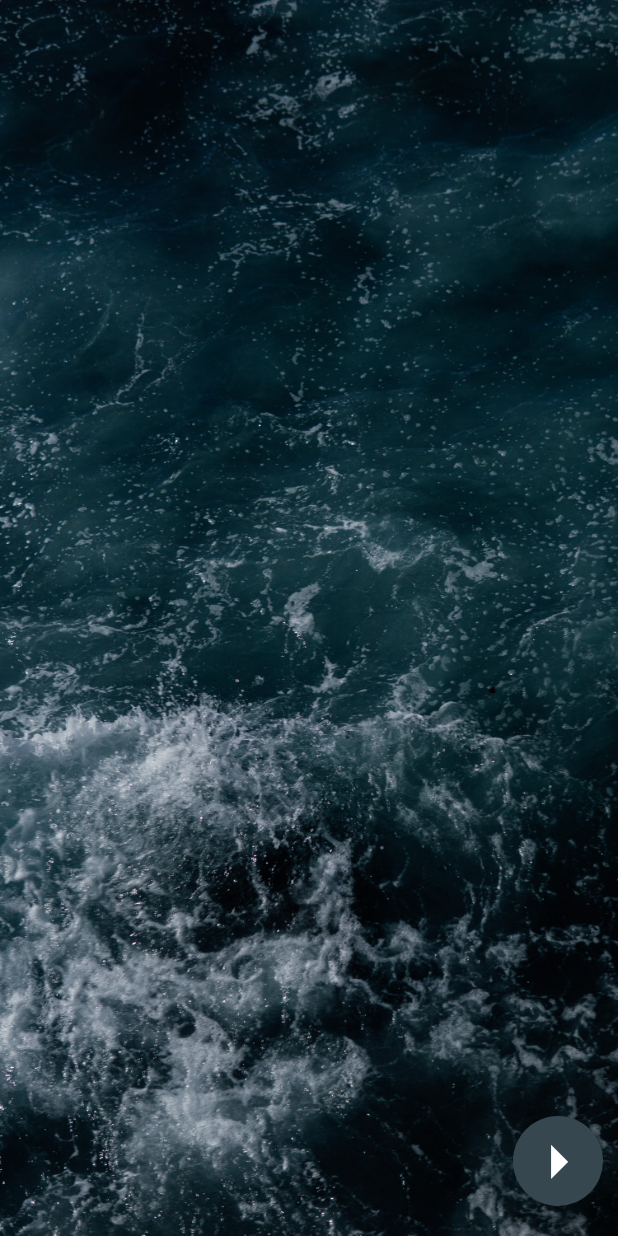
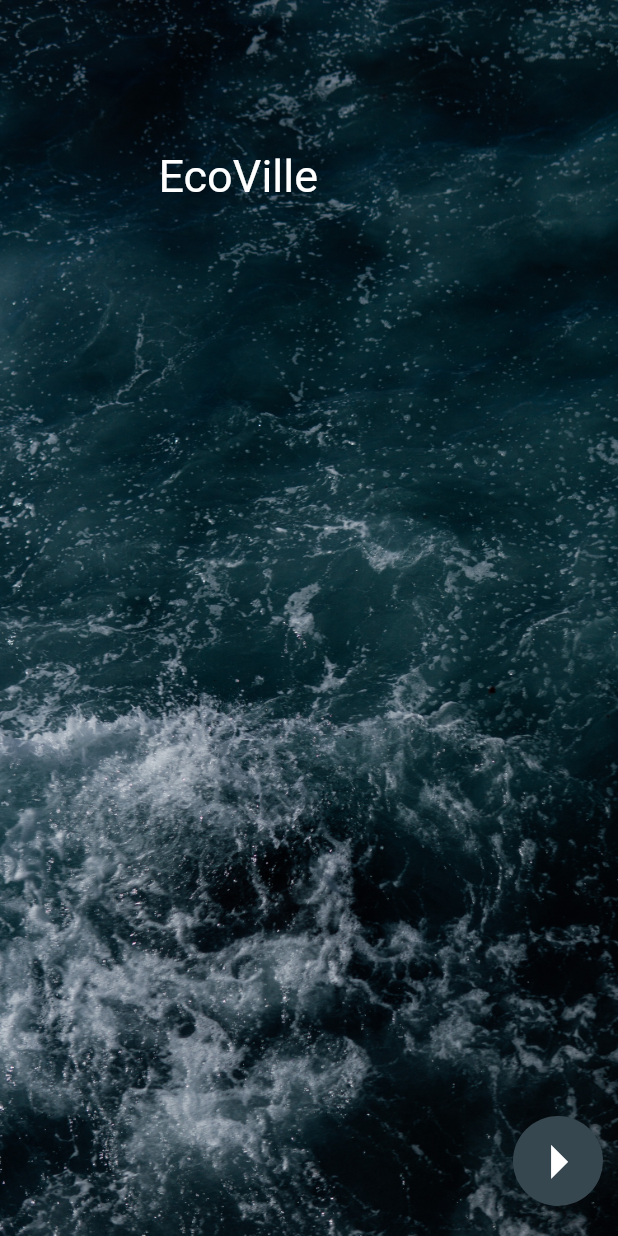
Before and after one commit to emilio-kariuki/emilio, a Flutter app: the screen it shows after launch, on a phone screen of 412 x 824 dp. Run offline on Flutter 3.47's test engine with Material 2 defaults, Android fonts, the phone set to English and light mode, and no system bars; our stand-ins replace firebase_auth, firebase_core, flutter_svg, geolocator, google_fonts, google_maps_flutter and 1 more; accounts and stored records are empty.

Commit message:
January 31, 2022 8:55 PM

```diff
--- a/lib/welcome.dart
+++ b/lib/welcome.dart
@@ -1,5 +1,6 @@
 import 'package:emilio/Navi.dart';
 import 'package:flutter/material.dart';
+import 'package:google_fonts/google_fonts.dart';
 
 class Welcome extends StatefulWidget {
   Welcome({Key? key}) : super(key: key);
@@ -42,7 +43,9 @@ class _WelcomeState extends State<Welcome> {
             ),
           ),
           Positioned(
-            child: Text("")
+            top: 100,
+            right: 200,
+            child: Text("EcoVille", style: GoogleFonts.roboto(fontSize: 30,color: Colors.white)),
             )
         ],
       ),
```
